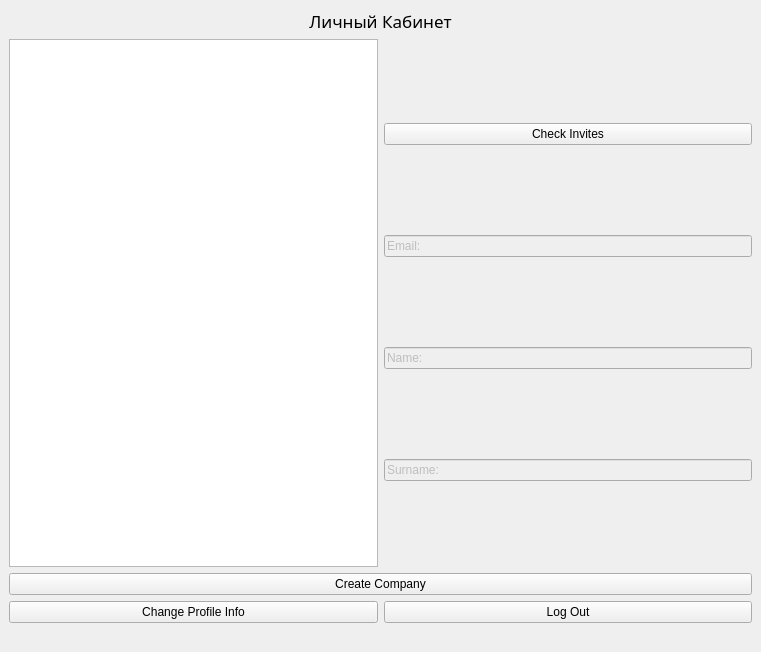
Above: UsersWindows/userWindowCore/userwindow.ui from splitmindq/task-management before the change. Below: the same form after it.
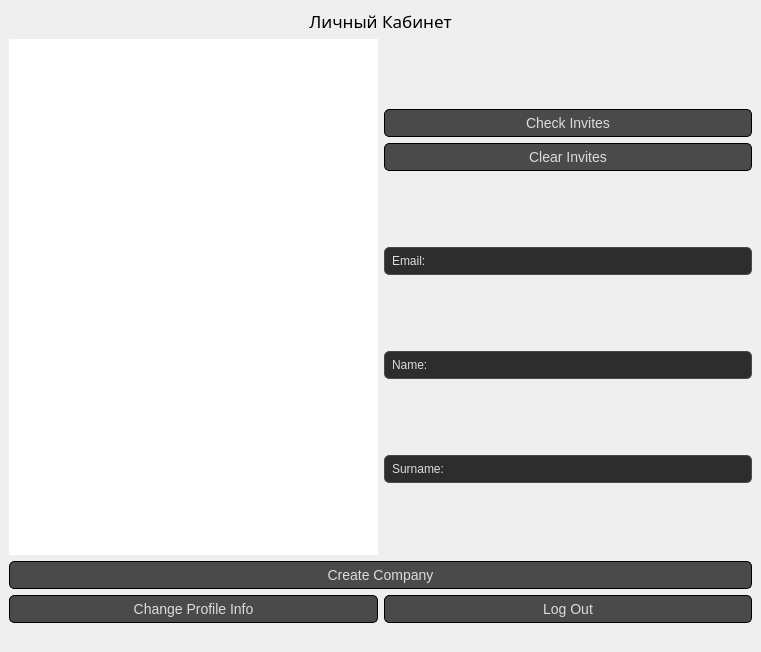
That is the form after the change.

```diff
--- a/UsersWindows/userWindowCore/userwindow.ui
+++ b/UsersWindows/userWindowCore/userwindow.ui
@@ -13,6 +13,55 @@
   <property name="windowTitle">
    <string>UserWindow</string>
   </property>
+  <property name="styleSheet">
+   <string notr="true">
+
+QLineEdit {
+    background-color: #2d2d2d; /* Темный фон для полей ввода */
+    border: 1px solid #4a4a4a; /* Тонкая граница */
+    border-radius: 5px; /* Закругленные углы */
+    padding: 5px;
+    color: #dcdcdc; /* Светлый цвет текста */
+}
+
+QLineEdit:focus {
+    border: 1px solid #6a5acd; /* При фокусе — светло-фиолетовая граница */
+    background-color: #353535; /* Слегка светлее фон при фокусе */
+}
+
+QPushButton {
+    background-color: #4a4a4a; /* Темно-серый фон кнопок */
+    border: 1px solid black; /* Граница с фиолетовым оттенком */
+    border-radius: 5px; /* Закругленные углы кнопок */
+    padding: 5px;
+    color: #dcdcdc; /* Светлый текст на кнопках */
+    font-size: 14px;
+}
+
+QPushButton:hover {
+    border-color: #8a7fb3; /* Светлая граница */
+}
+
+
+
+QFrame {
+    border: none;
+}
+
+QGroupBox {
+    border: 1px solid #3a3a3a;
+    border-radius: 5px;
+    padding: 10px;
+    background-color: #2d2d2d;
+}
+
+QGroupBox:title {
+    color: #dcdcdc;
+    padding: 5px;
+    font-size: 18px;
+}
+</string>
+  </property>
   <widget class="QWidget" name="centralwidget">
    <layout class="QVBoxLayout" name="verticalLayout">
     <item>
@@ -62,6 +111,13 @@
             </property>
            </widget>
           </item>
+          <item row="1" column="0">
+           <widget class="QPushButton" name="clearInvitesButton">
+            <property name="text">
+             <string>Clear Invites</string>
+            </property>
+           </widget>
+          </item>
          </layout>
         </item>
         <item>
```
